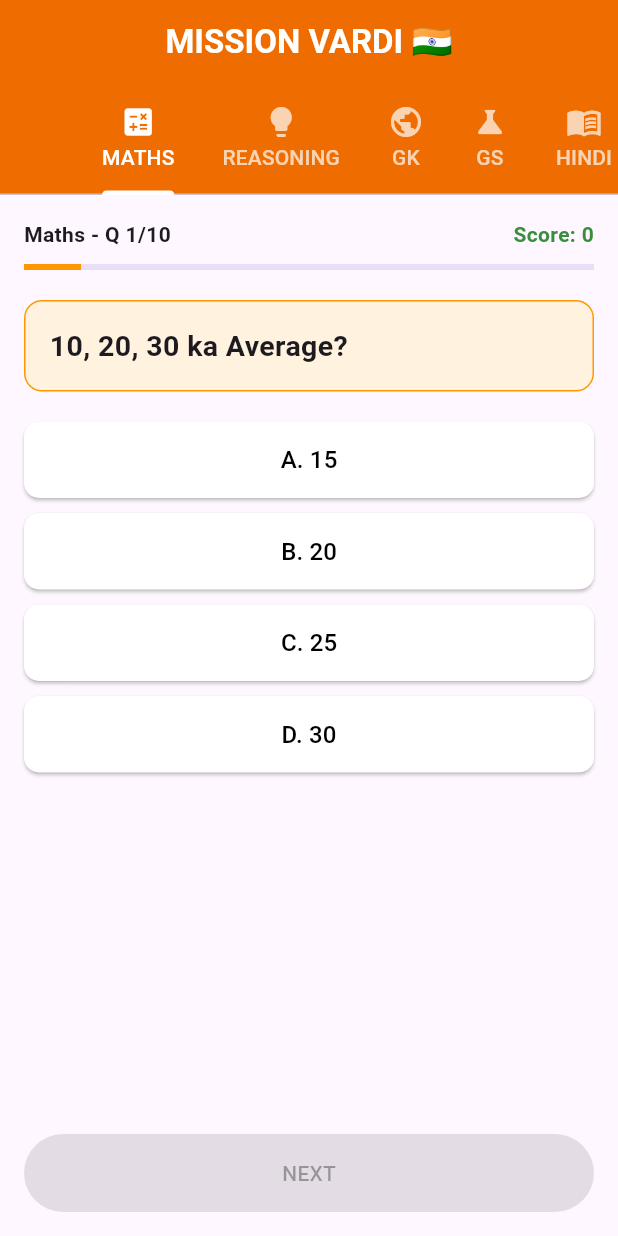
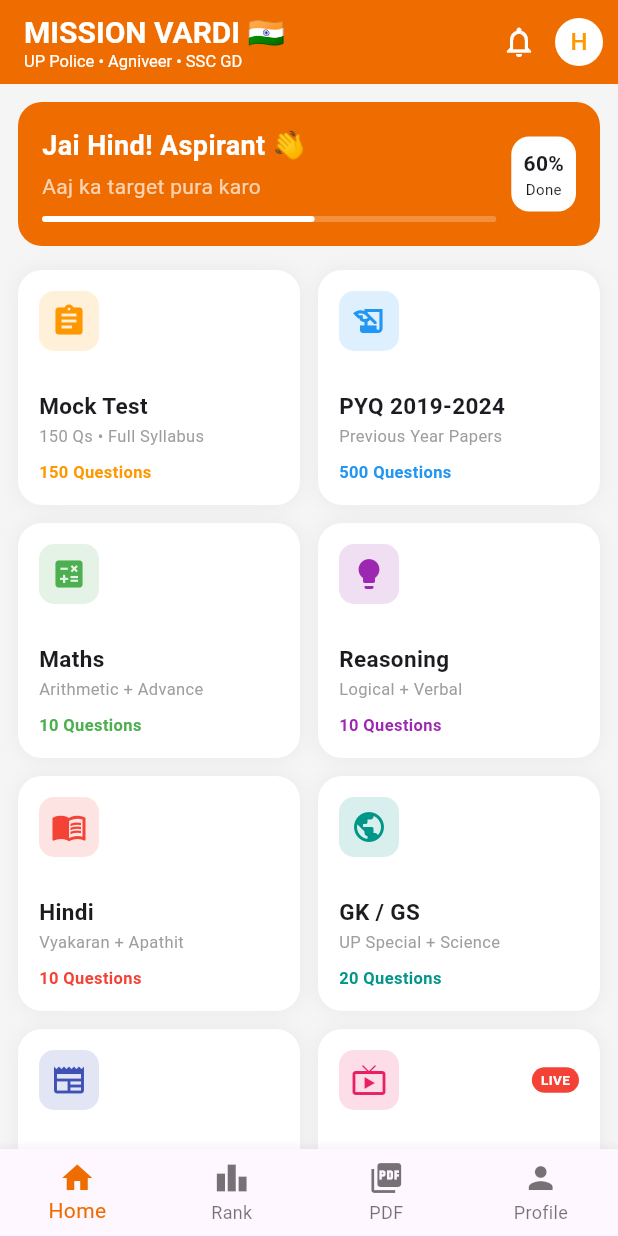
Before and after one commit to himanshukumar8391-svg/Mission-Vardi, a Flutter app: the screen it shows after launch, on a phone screen of 412 x 824 dp. Run offline on Flutter 3.47's test engine with Material 3 defaults, Android fonts, the phone set to English and light mode, and no system bars.

Commit message:
Update main.dart

```diff
--- a/lib/main.dart
+++ b/lib/main.dart
@@ -9,191 +9,136 @@ class MissionVardiApp extends StatelessWidget {
     return MaterialApp(
       debugShowCheckedModeBanner: false,
       title: 'MISSION VARDI',
-      theme: ThemeData(primarySwatch: Colors.orange),
-      home: const MainTabScreen(),
+      theme: ThemeData(primarySwatch: Colors.orange, scaffoldBackgroundColor: const Color(0xFFF8F8F8)),
+      home: const HomeScreen(),
     );
   }
 }
 
 class Question {
-  final String q;
-  final List<String> options;
-  final int ans;
-  Question(this.q, this.options, this.ans);
+  final String q; final List<String> o; final int ans;
+  Question(this.q, this.o, this.ans);
 }
 
-class MainTabScreen extends StatefulWidget {
-  const MainTabScreen({super.key});
-  @override
-  State<MainTabScreen> createState() => _MainTabScreenState();
-}
-
-class _MainTabScreenState extends State<MainTabScreen> with SingleTickerProviderStateMixin {
-  late TabController _tabController;
-
-  @override
-  void initState() {
-    super.initState();
-    _tabController = TabController(length: 5, vsync: this);
-  }
-
-  // --- QUESTIONS DATA ---
-  final Map<String, List<Question>> allQuestions = {
-    "Maths": [
-      Question("10, 20, 30 ka Average?", ["15", "20", "25", "30"], 1),
-      Question("2+2*2 =?", ["8", "6", "4", "10"], 1),
-      Question("100 ka 20%?", ["20", "30", "10", "25"], 0),
-      Question("15x12 =?", ["180", "150", "170", "200"], 0),
-      Question("√64 =?", ["6", "7", "8", "9"], 2),
-      Question("5% of 200?", ["5", "10", "20", "15"], 1),
-      Question("1 KM =? Meter", ["100", "1000", "10000", "10"], 1),
-      Question("2^3 =?", ["6", "8", "9", "10"], 1),
-      Question("SP=120, Profit 20%, CP?", ["100", "110", "90", "80"], 0),
-      Question("A alone 10 days, B 15 days, Together?", ["6 days", "5 days", "8 days", "7 days"], 0),
-    ],
-    "Reasoning": [
-      Question("A, B, C me B bich me hai, to?", ["A-B-C", "B-A-C", "C-B-A", "A-C-B"], 0),
-      Question("Odd one: 2,4,6,7?", ["2", "4", "6", "7"], 3),
-      Question("If CAT=3, DOG=3, ELEPHANT=?", ["8", "3", "5", "6"], 0),
-      Question("Mirror of 12:15?", ["11:45", "12:15", "9:45", "10:15"], 0),
-      Question("A north, right east, now?", ["East", "West", "North", "South"], 0),
-      Question("Series: 2,4,8,16,?", ["24", "32", "30", "20"], 1),
-      Question("P father of Q, Q is?", ["Son", "Daughter", "Can't say", "None"], 2),
-      Question("Blood Relation: My mother son?", ["Brother", "Sister", "Me", "Father"], 0),
-      Question("Coding: A=1, B=2, C=?", ["3", "4", "5", "2"], 0),
-      Question("If today Monday, after 61 days?", ["Saturday", "Sunday", "Monday", "Tuesday"], 0),
-    ],
-    "GK": [
-      Question("Bharat ka Rashtriya Geet?", ["Jana Gana Mana", "Vande Mataram", "Both", "None"], 1),
-      Question("India ki Rajdhani?", ["Mumbai", "Delhi", "Kolkata", "Chennai"], 1),
-      Question("Taj Mahal kahan hai?", ["Agra", "Delhi", "Jaipur", "Lucknow"], 0),
-      Question("ISRO ka full form?", ["Indian Space...", "International...", "India Science...", "None"], 0),
-      Question("Gandhi Jayanti?", ["2 Oct", "15 Aug", "26 Jan", "5 Sep"], 0),
-      Question("National Animal?", ["Lion", "Tiger", "Elephant", "Peacock"], 1),
-      Question("First PM of India?", ["Modi", "Nehru", "Gandhi", "Patel"], 1),
-      Question("Yoga Day?", ["21 June", "21 July", "21 May", "21 Aug"], 0),
-      Question("Kargil War year?", ["1999", "1971", "1965", "2001"], 0),
-      Question("Army Day?", ["15 Jan", "15 Aug", "26 Jan", "8 Oct"], 0),
-    ],
-    "GS": [
-      Question("Vitamin C kami se?", ["Scurvy", "Rickets", "Night blindness", "Anemia"], 0),
-      Question("Light ka speed?", ["3 lakh km/s", "1 lakh", "5 lakh", "2 lakh"], 0),
-      Question("Human heart kitne chamber?", ["2", "3", "4", "5"], 2),
-      Question("H2O kya hai?", ["Pani", "Namak", "Chini", "Oxygen"], 0),
-      Question("Gravity kisne khoji?", ["Newton", "Einstein", "Galileo", "Tesla"], 0),
-      Question("Computer ka dimag?", ["CPU", "RAM", "Mouse", "Keyboard"], 0),
-      Question("O2 kya hai?", ["Oxygen", "Hydrogen", "Carbon", "Nitrogen"], 0),
-      Question("Blood ka color lal kyon?", ["Hemoglobin", "Plasma", "Platelet", "None"], 0),
-      Question("Earth kitne din me Suraj ka chakkar?", ["365", "360", "366", "300"], 0),
-      Question("Sound sabse tez kisme?", ["Thos me", "Pani me", "Hawa me", "Vacuum me"], 0),
-    ],
-    "Hindi": [
-      Question("'Veer' ka vilom?", ["Kayar", "Bahadur", "Nidar", "Balwan"], 0),
-      Question("Ram ne Ravan ko mara - Kaal?", ["Bhootkaal", "Vartman", "Bhavishya", "None"], 0),
-      Question("Hindi varnmala me kitne varn?", ["52", "44", "50", "48"], 0),
-      Question("'Phool' ka paryayvachi?", ["Pushp", "Patthar", "Paudha", "Ped"], 0),
-      Question("Sangya ke kitne bhed?", ["5", "3", "4", "2"], 0),
-      Question("'Imandari' shabd?", ["Bhavvachak", "Jativachak", "Vyakti", "Sarvnam"], 0),
-      Question("Muhavara: 'Aankh ka Tara'?", ["Pyara", "Dushman", "Andha", "Gussa"], 0),
-      Question("Shuddh shabd?", ["Ujjwal", "Ujwal", "Ujjawal", "Ujaval"], 0),
-      Question("'Ganga' ka ling?", ["Stri", "Pulling", "Napunsak", "None"], 0),
-      Question("Vachan ke kitne bhed?", ["2", "3", "4", "5"], 0),
-    ],
+// DATA FOR ALL SUBJECTS
+final Map<String, List<Question>> qb = {
+  "Maths": [Question("20% of 150?", ["30","40","20","50"], 0), Question("15x12=?", ["180","150","200","170"], 0), Question("Average 10,20,30?", ["15","20","25","30"], 1), Question("√64=?", ["6","8","9","7"], 1), Question("2+2*2=?", ["6","8","4","10"], 0)],
+  "Reasoning": [Question("Odd: 2,4,6,7?", ["7","2","4","6"], 0), Question("Series 2,4,8,16,?", ["32","24","30","18"], 0), Question("A north, right east?", ["East","West","North","South"], 0), Question("CAT=3, DOG=3, MAN=?", ["3","2","4","5"], 0), Question("Mirror 12:15?", ["11:45","12:15","9:45","10:15"], 0)],
+  "Hindi": [Question("'Veer' ka vilom?", ["Kayar","Bahadur","Nidar","Balwan"], 0), Question("Varn kitne?", ["52","44","50","48"], 0), Question("'Phool' paryay?", ["Pushp","Ped","Paudha","Patthar"], 0), Question("'Imandari' shabd?", ["Bhavvachak","Jativachak","Vyakti","Sarvnam"], 0), Question("Vachan ke bhed?", ["2","3","4","5"], 0)],
+  "GK": [Question("Army Day?", ["15 Jan","26 Jan","15 Aug","8 Oct"], 0), Question("Kargil War?", ["1999","1971","1965","2001"], 0), Question("National Animal?", ["Tiger","Lion","Elephant","Peacock"], 0), Question("Taj Mahal?", ["Agra","Delhi","Jaipur","Lucknow"], 0), Question("First PM?", ["Nehru","Modi","Gandhi","Patel"], 0)],
+  "GS": [Question("H2O?", ["Pani","Namak","Chini","O2"], 0), Question("Heart chambers?", ["4","2","3","5"], 0), Question("Light speed?", ["3 lakh km/s","1 lakh","5 lakh","2 lakh"], 0), Question("Gravity?", ["Newton","Einstein","Galileo","Tesla"], 0), Question("Vitamin C kami?", ["Scurvy","Rickets","Night blindness","Anemia"], 0)],
+  "Mock Test": [Question("Mock Q1: 10+20=?", ["30","20","10","40"], 0), Question("Mock Q2: UP Police 2024?", ["GK","GS","Both","None"], 2)],
+  "PYQ": [Question("PYQ 2024:...?", ["A","B","C","D"], 0)],
+  "Current Affairs": [Question("Current 2025 PM?", ["Modi","Rahul","Yogi","None"], 0)],
 };
 
+class HomeScreen extends StatelessWidget {
+  const HomeScreen({super.key});
   @override
   Widget build(BuildContext context) {
+    final List<Map<String,dynamic>> items = [
+      {"title":"Mock Test","sub":"150 Qs • Full Syllabus","icon":Icons.assignment,"color":Colors.orange,"count":150},
+      {"title":"PYQ 2019-2024","sub":"Previous Year Papers","icon":Icons.history_edu,"color":Colors.blue,"count":500},
+      {"title":"Maths","sub":"Arithmetic + Advance","icon":Icons.calculate,"color":Colors.green,"count":10},
+      {"title":"Reasoning","sub":"Logical + Verbal","icon":Icons.lightbulb,"color":Colors.purple,"count":10},
+      {"title":"Hindi","sub":"Vyakaran + Apathit","icon":Icons.menu_book,"color":Colors.red,"count":10},
+      {"title":"GK / GS","sub":"UP Special + Science","icon":Icons.public,"color":Colors.teal,"count":20},
+      {"title":"Current Affairs","sub":"Daily + Monthly PDF","icon":Icons.newspaper,"color":Colors.indigo,"count":10},
+      {"title":"Daily Live Quiz","sub":"8 PM - Rank + Prize","icon":Icons.live_tv,"color":Colors.pink,"count":10, "live":true},
+    ];
+
     return Scaffold(
+      backgroundColor: const Color(0xFFF5F5F5),
       appBar: AppBar(
-        title: const Text('MISSION VARDI 🇮🇳', style: TextStyle(fontWeight: FontWeight.bold)),
         backgroundColor: Colors.orange.shade800,
         foregroundColor: Colors.white,
-        centerTitle: true,
-        bottom: TabBar(
-          controller: _tabController,
-          isScrollable: true,
-          labelColor: Colors.white,
-          unselectedLabelColor: Colors.white70,
-          indicatorColor: Colors.white,
-          tabs: const [
-            Tab(text: "MATHS", icon: Icon(Icons.calculate)),
-            Tab(text: "REASONING", icon: Icon(Icons.lightbulb)),
-            Tab(text: "GK", icon: Icon(Icons.public)),
-            Tab(text: "GS", icon: Icon(Icons.science)),
-            Tab(text: "HINDI", icon: Icon(Icons.menu_book)),
-          ],
+        elevation: 0,
+        title: const Column(crossAxisAlignment: CrossAxisAlignment.start, children: [
+          Text("MISSION VARDI 🇮🇳", style: TextStyle(fontWeight: FontWeight.bold, fontSize: 20)),
+          Text("UP Police • Agniveer • SSC GD", style: TextStyle(fontSize: 11))
+        ]),
+        actions: [IconButton(onPressed: (){}, icon: const Icon(Icons.notifications_none)), const CircleAvatar(radius: 16, backgroundColor: Colors.white, child: Text("H", style: TextStyle(color: Colors.orange))), const SizedBox(width: 10)],
       ),
+      body: SingleChildScrollView(
+        padding: const EdgeInsets.all(12),
+        child: Column(children: [
+          Container(padding: const EdgeInsets.all(16), decoration: BoxDecoration(color: Colors.orange.shade800, borderRadius: BorderRadius.circular(16)), child: Row(children: [Expanded(child: Column(crossAxisAlignment: CrossAxisAlignment.start, children: [const Text("Jai Hind! Aspirant 👋", style: TextStyle(color: Colors.white, fontWeight: FontWeight.bold, fontSize: 18)), const SizedBox(height: 4), const Text("Aaj ka target pura karo", style: TextStyle(color: Colors.white70)), const SizedBox(height: 10), LinearProgressIndicator(value: 0.6, backgroundColor: Colors.white24, color: Colors.white, borderRadius: BorderRadius.circular(10))])), const SizedBox(width: 10), Container(padding: const EdgeInsets.all(8), decoration: BoxDecoration(color: Colors.white, borderRadius: BorderRadius.circular(12)), child: const Column(children: [Text("60%", style: TextStyle(fontWeight: FontWeight.bold)), Text("Done", style: TextStyle(fontSize: 10))]))])),
+          const SizedBox(height: 16),
+          GridView.builder(
+            shrinkWrap: true,
+            physics: const NeverScrollableScrollPhysics(),
+            gridDelegate: const SliverGridDelegateWithFixedCrossAxisCount(crossAxisCount: 2, crossAxisSpacing: 12, mainAxisSpacing: 12, childAspectRatio: 1.2),
+            itemCount: items.length,
+            itemBuilder: (context, i){
+              final it = items[i];
+              return GestureDetector(
+                onTap: (){
+                  String key = it['title'];
+                  if(key=="GK / GS") key="GK";
+                  if(key=="Mock Test" || key=="PYQ 2019-2024" || key=="Current Affairs" || key=="Daily Live Quiz") key="GK";
+                  // For demo, open quiz
+                  Navigator.push(context, MaterialPageRoute(builder: (_) => QuizScreen(category: it['title'], questions: qb[key]?? qb["GK"]!)));
+                },
+                child: Container(
+                  decoration: BoxDecoration(color: Colors.white, borderRadius: BorderRadius.circular(16), boxShadow: [BoxShadow(color: Colors.black.withOpacity(0.05), blurRadius: 10)]),
+                  padding: const EdgeInsets.all(14),
+                  child: Column(crossAxisAlignment: CrossAxisAlignment.start, children: [
+                    Row(mainAxisAlignment: MainAxisAlignment.spaceBetween, children: [
+                      Container(padding: const EdgeInsets.all(8), decoration: BoxDecoration(color: (it['color'] as Color).withOpacity(0.15), borderRadius: BorderRadius.circular(10)), child: Icon(it['icon'], color: it['color'])),
+                      if(it['live']==true) Container(padding: const EdgeInsets.symmetric(horizontal: 6, vertical: 2), decoration: BoxDecoration(color: Colors.red, borderRadius: BorderRadius.circular(20)), child: const Text("LIVE", style: TextStyle(color: Colors.white, fontSize: 9, fontWeight: FontWeight.bold)))
+                    ]),
+                    const Spacer(),
+                    Text(it['title'], style: const TextStyle(fontWeight: FontWeight.bold, fontSize: 15)),
+                    const SizedBox(height: 2),
+                    Text(it['sub'], style: const TextStyle(fontSize: 11, color: Colors.grey)),
+                    const SizedBox(height: 8),
+                    Text("${it['count']} Questions", style: TextStyle(fontSize: 11, color: it['color'], fontWeight: FontWeight.bold)),
+                  ]),
                 ),
-      body: TabBarView(
-        controller: _tabController,
-        children: allQuestions.keys.map((cat) => QuizTab(category: cat, questions: allQuestions[cat]!)).toList(),
+              );
+            },
+          )
+        ]),
       ),
+      bottomNavigationBar: BottomNavigationBar(type: BottomNavigationBarType.fixed, selectedItemColor: Colors.orange.shade800, items: const [
+        BottomNavigationBarItem(icon: Icon(Icons.home), label: "Home"),
+        BottomNavigationBarItem(icon: Icon(Icons.leaderboard), label: "Rank"),
+        BottomNavigationBarItem(icon: Icon(Icons.picture_as_pdf), label: "PDF"),
+        BottomNavigationBarItem(icon: Icon(Icons.person), label: "Profile"),
+      ]),
     );
   }
 }
 
-class QuizTab extends StatefulWidget {
-  final String category;
-  final List<Question> questions;
-  const QuizTab({super.key, required this.category, required this.questions});
-  @override
-  State<QuizTab> createState() => _QuizTabState();
+class QuizScreen extends StatefulWidget {
+  final String category; final List<Question> questions;
+  const QuizScreen({super.key, required this.category, required this.questions});
+  @override State<QuizScreen> createState() => _QuizScreenState();
 }
-
-class _QuizTabState extends State<QuizTab> {
-  int current = 0;
-  int score = 0;
-  bool answered = false;
-  int? selected;
-
-  void nextQ() {
-    if (current < widget.questions.length - 1) {
-      setState(() {current++; answered=false; selected=null;});
-    } else {
-      showDialog(context: context, builder: (_) => AlertDialog(
-        title: Text("${widget.category} Complete!"),
-        content: Text("Score: $score / ${widget.questions.length}\nJai Hind!"),
-        actions: [TextButton(onPressed: (){
-          Navigator.pop(context);
-          setState(() {current=0; score=0; answered=false; selected=null;});
-        }, child: const Text("RESTART"))],
-      ));
+class _QuizScreenState extends State<QuizScreen> {
+  int current=0, score=0; bool answered=false; int? selected;
+  void nextQ(){
+    if(current < widget.questions.length-1){ setState((){current++; answered=false; selected=null;});}
+    else{ showDialog(context: context, builder: (_)=> AlertDialog(title: Text("${widget.category} Complete!"), content: Text("Score: $score/${widget.questions.length}\nJai Hind!"), actions: [TextButton(onPressed: (){Navigator.pop(context); Navigator.pop(context);}, child: const Text("HOME"))]));}
   }
-  }
-
   @override
   Widget build(BuildContext context) {
     final q = widget.questions[current];
-    return Padding(
-      padding: const EdgeInsets.all(16),
-      child: Column(
-        crossAxisAlignment: CrossAxisAlignment.stretch,
-        children: [
-          Row(mainAxisAlignment: MainAxisAlignment.spaceBetween, children: [
-            Text("${widget.category} - Q ${current+1}/${widget.questions.length}", style: const TextStyle(fontWeight: FontWeight.bold)),
-            Text("Score: $score", style: TextStyle(fontWeight: FontWeight.bold, color: Colors.green.shade700)),
-          ]),
-          const SizedBox(height: 10),
+    return Scaffold(
+      appBar: AppBar(title: Text("${widget.category} - ${current+1}/${widget.questions.length}"), backgroundColor: Colors.orange.shade800, foregroundColor: Colors.white),
+      body: Padding(padding: const EdgeInsets.all(16), child: Column(crossAxisAlignment: CrossAxisAlignment.stretch, children: [
         LinearProgressIndicator(value: (current+1)/widget.questions.length, color: Colors.orange),
         const SizedBox(height: 20),
         Container(padding: const EdgeInsets.all(16), decoration: BoxDecoration(color: Colors.orange.shade50, borderRadius: BorderRadius.circular(12), border: Border.all(color: Colors.orange)), child: Text(q.q, style: const TextStyle(fontSize: 19, fontWeight: FontWeight.bold))),
         const SizedBox(height: 20),
-         ...List.generate(q.options.length, (i){
+       ...List.generate(q.o.length, (i){
           Color col = Colors.white;
-            if (answered) {
-              if (i==q.ans) col = Colors.green.shade200;
-              else if (i==selected && i!=q.ans) col = Colors.red.shade200;
-            }
-            return Container(margin: const EdgeInsets.only(bottom: 10), child: ElevatedButton(
-              style: ElevatedButton.styleFrom(backgroundColor: col, foregroundColor: Colors.black, padding: const EdgeInsets.all(14), shape: RoundedRectangleBorder(borderRadius: BorderRadius.circular(10))),
-              onPressed: answered? null : (){ setState((){selected=i; answered=true;}); if(i==q.ans) score++; },
-              child: Text("${['A','B','C','D'][i]}. ${q.options[i]}", style: const TextStyle(fontSize: 16)),
-            ));
+          if(answered){ if(i==q.ans) col=Colors.green.shade200; else if(i==selected && i!=q.ans) col=Colors.red.shade200;}
+          return Container(margin: const EdgeInsets.only(bottom: 10), child: ElevatedButton(style: ElevatedButton.styleFrom(backgroundColor: col, foregroundColor: Colors.black, padding: const EdgeInsets.all(14)), onPressed: answered? null : (){setState((){selected=i; answered=true;}); if(i==q.ans) score++;}, child: Text("${['A','B','C','D'][i]}. ${q.o[i]}")));
         }),
         const Spacer(),
-          ElevatedButton(style: ElevatedButton.styleFrom(backgroundColor: Colors.green.shade700, foregroundColor: Colors.white, padding: const EdgeInsets.all(16)), onPressed: answered? nextQ : null, child: Text(current==widget.questions.length-1? "FINISH" : "NEXT")),
-        ],
-      ),
+        ElevatedButton(style: ElevatedButton.styleFrom(backgroundColor: Colors.green.shade700, foregroundColor: Colors.white, padding: const EdgeInsets.all(16)), onPressed: answered? nextQ : null, child: Text(current==widget.questions.length-1? "FINISH":"NEXT")),
+      ])),
     );
   }
 }
```
Lines whose indentation alone changed are shown as unchanged.
